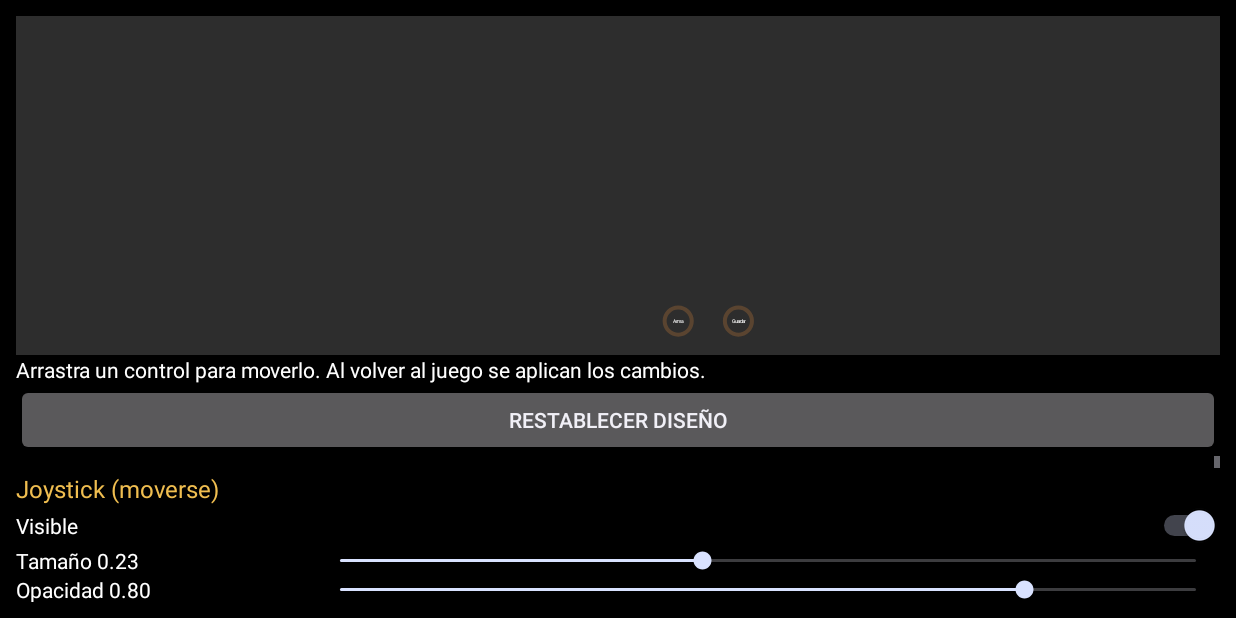
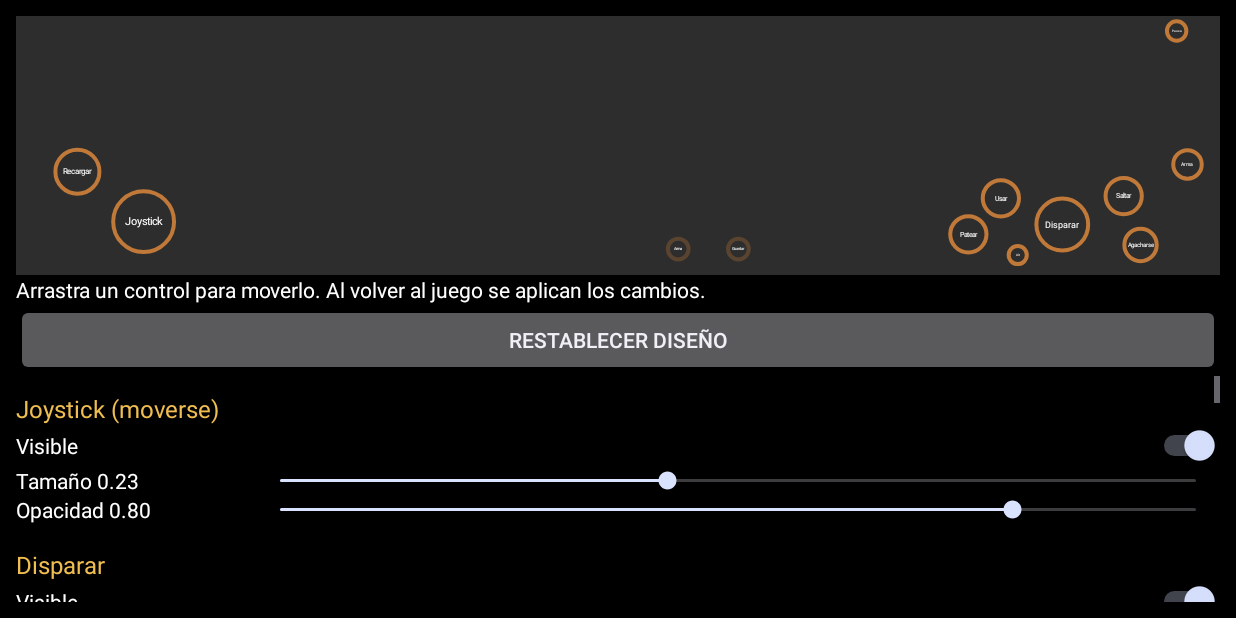
Before and after one commit to salchipotato78-hue/Postal-2-Android-Port, an Android app: the EditorActivity screen opened directly, with no data from a screen before it, on a phone screen of 824 x 412 dp (held sideways). Run offline under Robolectric (Android 15) with nearby library versions, the phone set to English and light mode, and no system bars.

Commit message:
Touch editor fix

```diff
--- a/android/app/src/main/java/com/postal2/app/EditorActivity.kt
+++ b/android/app/src/main/java/com/postal2/app/EditorActivity.kt
@@ -9,6 +9,7 @@ import android.graphics.Paint
 import android.graphics.RectF
 import android.os.Bundle
 import android.os.SystemClock
+import android.util.Log
 import android.view.Gravity
 import android.view.MotionEvent
 import android.view.View
@@ -55,7 +56,7 @@ class EditorActivity : ComponentActivity() {
             { saveThrottled() },
             { saveAll() },
         )
-        val previewHeight = (resources.displayMetrics.heightPixels * 0.55f).toInt()
+        val previewHeight = (resources.displayMetrics.heightPixels * 0.42f).toInt()
 
         val controls = LinearLayout(this).apply { orientation = LinearLayout.VERTICAL }
         for (item in items) controls.addView(section(item, preview))
@@ -127,7 +128,8 @@ class EditorActivity : ComponentActivity() {
         val label = TextView(this).apply {
             setTextColor(Color.WHITE)
             text = "$name ${"%.2f".format(Locale.US, value)}"
-            minWidth = 300
+            textSize = 14f
+            minWidth = 240
         }
         val seek = SeekBar(this).apply {
             max = 1000
@@ -228,6 +230,7 @@ private class LayoutPreview(
         try {
             context.assets.open("touch/$name").use { BitmapFactory.decodeStream(it) }
         } catch (e: Exception) {
+            Log.w("Postal2", "no se pudo cargar touch/$name: ${e.message}")
             null
         }
     }
@@ -266,14 +269,16 @@ private class LayoutPreview(
             val cy = item.y * h
             val alpha = if (item.visible) item.opacity else 0.25f
             val rect = RectF(cx - d / 2, cy - d / 2, cx + d / 2, cy + d / 2)
-            val icon = iconFor(item.key)
-            if (icon != null) {
-                drawIcon(c, icon, rect, alpha)
+            val bmp = iconFor(item.key)?.let { bitmap(it) }
+            if (bmp != null) {
+                drawBitmap(c, bmp, rect, alpha)
                 if (item.key == "stick") {
                     val k = d * 0.5f
-                    drawIcon(c, "joystick-adentro.png", RectF(cx - k / 2, cy - k / 2, cx + k / 2, cy + k / 2), alpha)
+                    val knob = bitmap("joystick-adentro.png")
+                    if (knob != null) drawBitmap(c, knob, RectF(cx - k / 2, cy - k / 2, cx + k / 2, cy + k / 2), alpha)
                 }
             } else {
+                // Sin icono (o no cargó): círculo con el nombre, para que siempre se vea dónde está.
                 paint.style = Paint.Style.STROKE
                 paint.strokeWidth = 4f
                 paint.color = Color.rgb(230, 140, 60)
@@ -287,6 +292,12 @@ private class LayoutPreview(
                 paint.alpha = 255
             }
         }
+    }
+
+    private fun drawBitmap(c: Canvas, bmp: Bitmap, rect: RectF, alpha: Float) {
+        paint.alpha = (alpha * 255).toInt()
+        c.drawBitmap(bmp, null, rect, paint)
+        paint.alpha = 255
     }
 
     override fun onTouchEvent(e: MotionEvent): Boolean {
```
Also changed, not shown: android/app/src/main/java/com/postal2/app/MainActivity.kt (+21 -0 lines).
